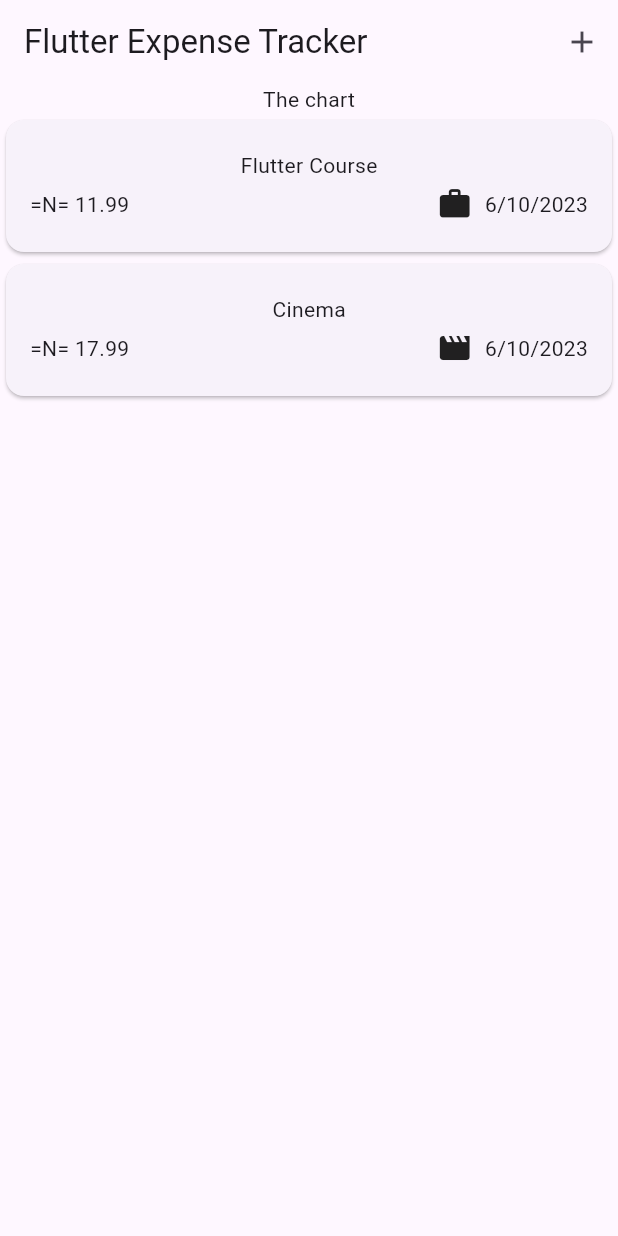
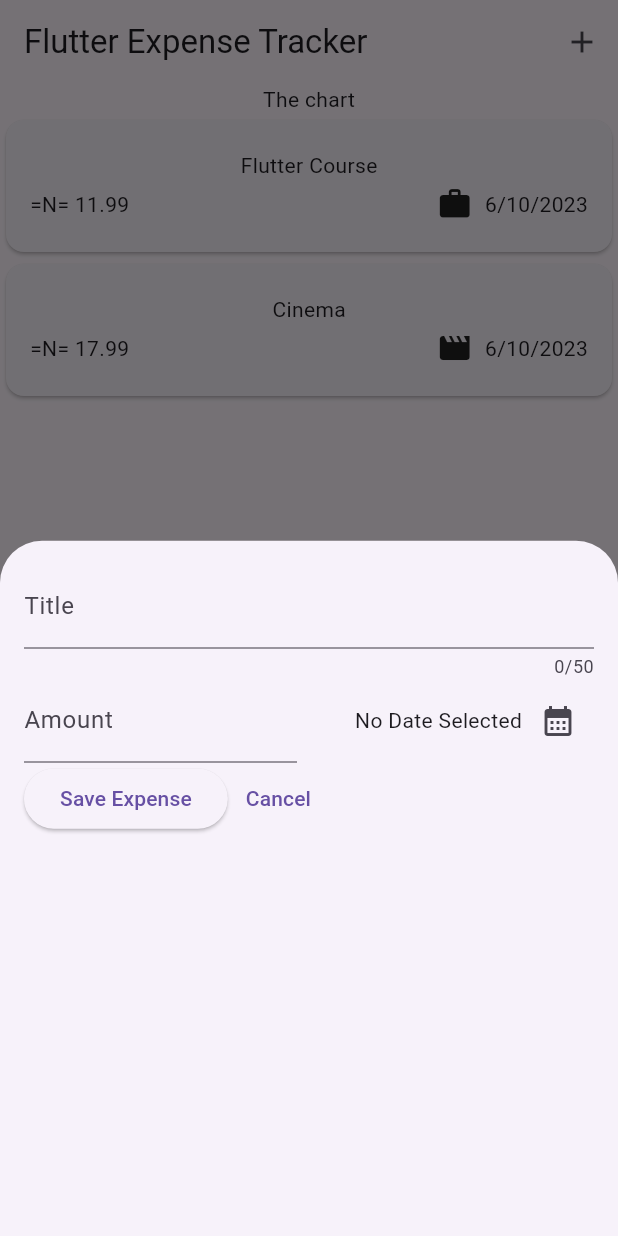
Before and after one commit to okkenze/expense_tracker, a Flutter app: the screen it shows after launch, after a tap on the "add" icon, on a phone screen of 412 x 824 dp. Run offline on Flutter 3.47's test engine with Material 2 defaults, Android fonts, the phone set to English and light mode, and no system bars.

Commit message:
Added datePicker

```diff
--- a/lib/widgets/expenses.dart
+++ b/lib/widgets/expenses.dart
@@ -1,5 +1,6 @@
 import 'package:expense_tracker/widgets/expenses_list/expenses_list.dart';
 import 'package:expense_tracker/models/expense.dart';
+import 'package:expense_tracker/widgets/new_expense.dart';
 import 'package:flutter/material.dart';
 
 class Expenses extends StatefulWidget {
@@ -24,6 +25,14 @@ class _ExpensesState extends State<Expenses> {
       category: Category.leisure,
     ),
   ];
+
+  void _openAddExpenses() {
+    showModalBottomSheet(
+      context: context,
+      builder: (ctx) => const NewExpense(),
+    );
+  }
+
   @override
   Widget build(BuildContext context) {
     return Scaffold(
@@ -31,7 +40,7 @@ class _ExpensesState extends State<Expenses> {
         title: const Text('Flutter Expense Tracker'),
         actions: [
           IconButton(
-            onPressed: () {},
+            onPressed: _openAddExpenses,
             icon: const Icon(Icons.add),
           ),
         ],
--- /dev/null
+++ b/lib/widgets/new_expense.dart
@@ -0,0 +1,110 @@
+import 'package:flutter/material.dart';
+import 'package:expense_tracker/models/expense.dart';
+
+class NewExpense extends StatefulWidget {
+  const NewExpense({super.key});
+
+  @override
+  State<NewExpense> createState() => _NewExpenseState();
+}
+
+class _NewExpenseState extends State<NewExpense> {
+  // var _enteredTitle = '';
+  // void _saveInput(String inputValue) {
+  //   _enteredTitle = inputValue;
+  // }
+  final _titleController = TextEditingController();
+  final _amountController = TextEditingController();
+  DateTime? _selectedDate;
+
+  void _presentDatePicker() async {
+    final now = DateTime.now();
+    final firstDate = DateTime(now.year - 1, now.month, now.day);
+    final pickedDate = await showDatePicker(
+      context: context,
+      initialDate: now,
+      firstDate: firstDate,
+      lastDate: now,
+    );
+    setState(() {
+      _selectedDate = pickedDate;
+    });
+  }
+
+  @override
+  void dispose() {
+    _titleController.dispose();
+    _amountController.dispose();
+    super.dispose();
+  }
+
+  @override
+  Widget build(BuildContext context) {
+    return Padding(
+      padding: const EdgeInsets.all(16),
+      child: Column(
+        children: [
+          TextField(
+            // onChanged: _saveInput,
+            controller: _titleController,
+            maxLength: 50,
+            decoration: const InputDecoration(
+              label: Text('Title'),
+            ),
+          ),
+          Row(
+            children: [
+              Expanded(
+                child: TextField(
+                  // onChanged: _saveInput,
+                  controller: _amountController,
+                  keyboardType: TextInputType.number,
+                  decoration: const InputDecoration(
+                    prefixText: '=N= ',
+                    label: Text('Amount'),
+                  ),
+                ),
+              ),
+              const SizedBox(width: 16),
+              Expanded(
+                child: Row(
+                  mainAxisAlignment: MainAxisAlignment.end,
+                  children: [
+                    Text(
+                      _selectedDate == null
+                          ? 'No Date Selected'
+                          : formatter.format(_selectedDate!),
+                    ),
+                    IconButton(
+                      onPressed: _presentDatePicker,
+                      icon: const Icon(
+                        Icons.calendar_month,
+                      ),
+                    ),
+                  ],
+                ),
+              )
+            ],
+          ),
+          Row(
+            children: [
+              ElevatedButton(
+                onPressed: () {
+                  print(_titleController.text);
+                  print(_amountController.text);
+                },
+                child: const Text('Save Expense'),
+              ),
+              TextButton(
+                onPressed: () {
+                  Navigator.pop(context);
+                },
+                child: const Text('Cancel'),
+              ),
+            ],
+          )
+        ],
+      ),
+    );
+  }
+}
```
